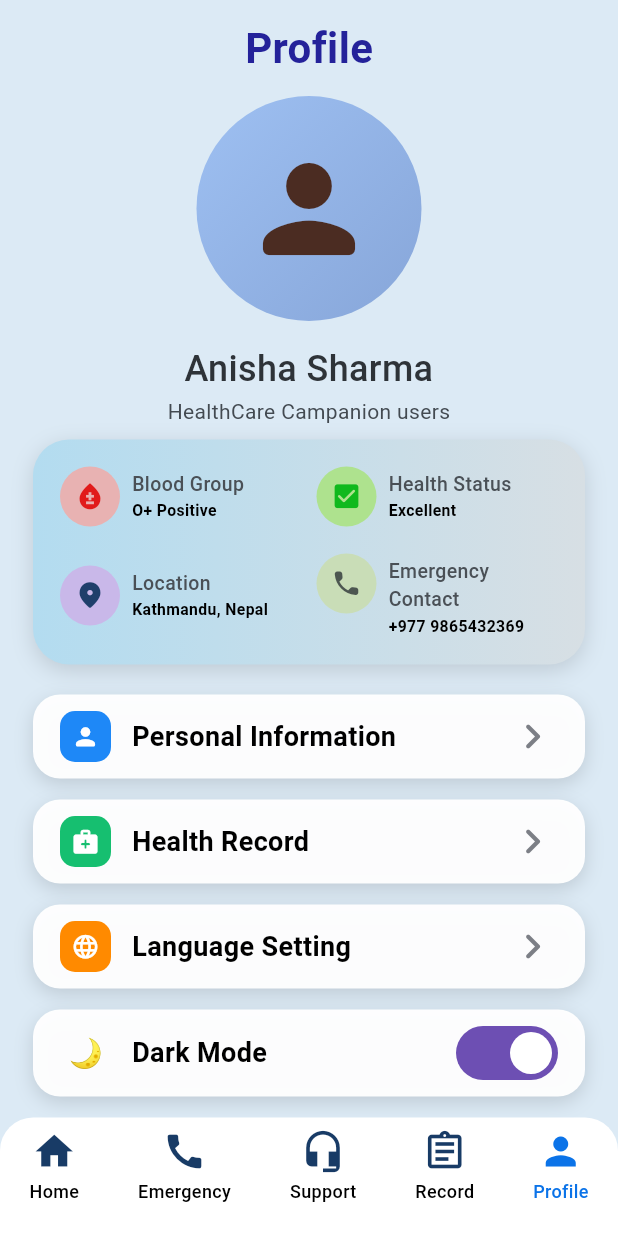
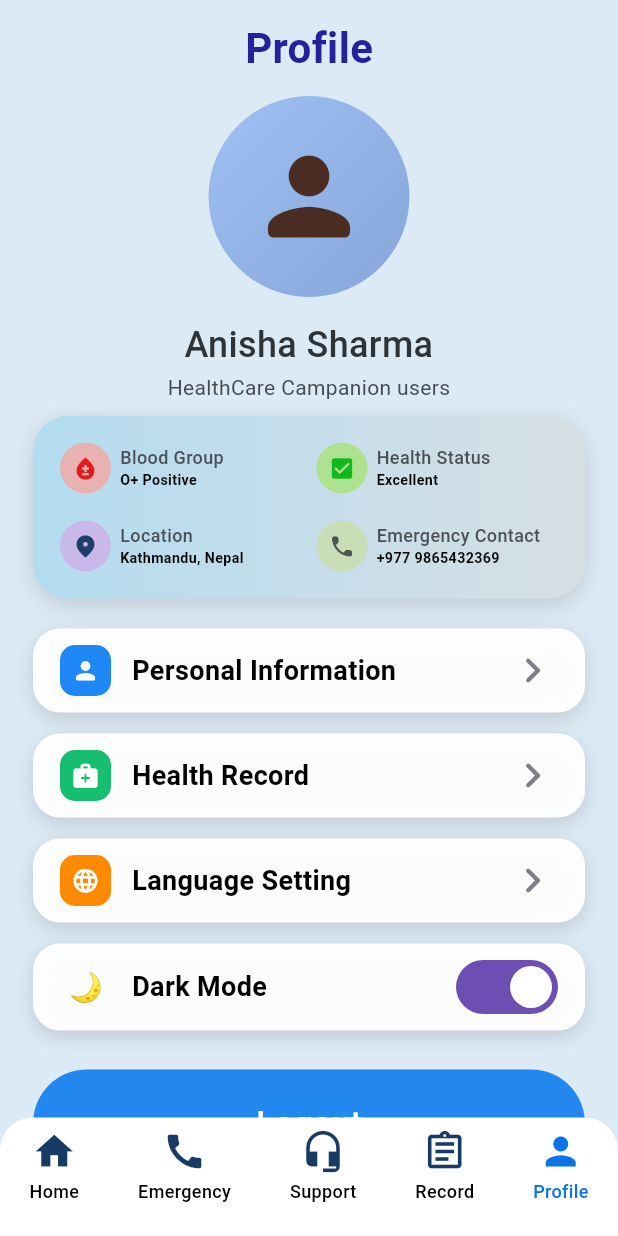
Before and after one commit to aarati123bisankhe/swastha_sathi_frontend, a Flutter app: the ProfileScreen screen opened directly, on a phone screen of 412 x 824 dp. Run offline on Flutter 3.47's test engine with Material 3 defaults, Android fonts, the phone set to English and light mode, and no system bars; our stand-ins replace dio, equatable, flutter_riverpod, flutter_secure_storage, pretty_dio_logger, shared_preferences; missing offline and left inert: dio_smart_retry; accounts and stored records are empty.

Commit message:
complere buttons

```diff
--- a/lib/app/features/dashboard/presentation/pages/profile_screen.dart
+++ b/lib/app/features/dashboard/presentation/pages/profile_screen.dart
@@ -101,8 +101,8 @@
   @override
   Widget build(BuildContext context) {
     return Container(
-      width: 150,
-      height: 150,
+      width: 134,
+      height: 134,
       decoration: const BoxDecoration(
         shape: BoxShape.circle,
         gradient: LinearGradient(
@@ -113,7 +113,7 @@
       ),
       child: const Icon(
         Icons.person_rounded,
-        size: 92,
+        size: 82,
         color: Color(0xFF4B2C22),
       ),
     );
@@ -227,34 +227,34 @@
       crossAxisAlignment: CrossAxisAlignment.start,
       children: [
         Container(
-          width: 40,
-          height: 40,
+          width: 34,
+          height: 34,
           decoration: BoxDecoration(
             color: iconBackground,
             shape: BoxShape.circle,
           ),
-          child: Icon(icon, color: iconColor, size: 21),
+          child: Icon(icon, color: iconColor, size: 18),
         ),
-        const SizedBox(width: 8),
+        const SizedBox(width: 6),
         Expanded(
           child: Padding(
-            padding: const EdgeInsets.only(top: 2),
+            padding: const EdgeInsets.only(top: 1),
             child: Column(
               crossAxisAlignment: CrossAxisAlignment.start,
               children: [
                 Text(
                   title,
                   style: const TextStyle(
-                    fontSize: 13,
+                    fontSize: 12,
                     fontWeight: FontWeight.w500,
                     color: Color(0xFF4A5056),
                   ),
                 ),
-                const SizedBox(height: 1),
+                const SizedBox(height: 0.5),
                 Text(
                   subtitle,
                   style: const TextStyle(
-                    fontSize: 10.5,
+                    fontSize: 9.5,
                     fontWeight: FontWeight.w700,
                     color: Colors.black,
                   ),
```
